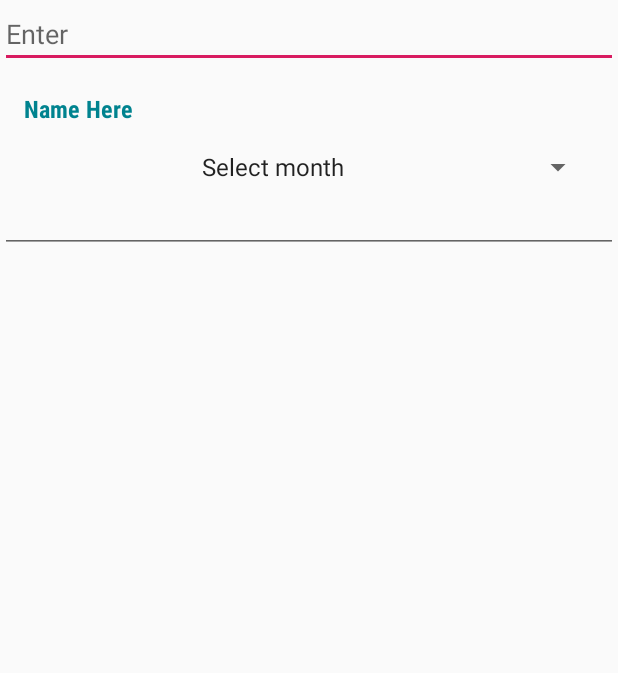
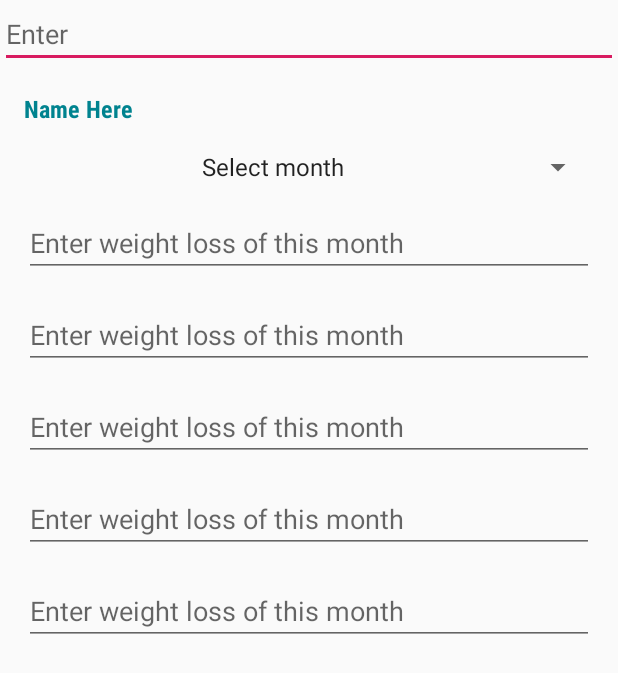
Before and after one commit to usman18/ProgressTracker, an Android app: the layout report_dialog.xml on its own in the app's theme, with its tools: preview values and no code run, on a phone screen of 412 x 824 dp. Shown: the top 673 px of the screen. Run offline under Robolectric (Android 15) with nearby library versions, the phone set to English and light mode, and no system bars; Roboto replaces fonts that are not available here.

Commit message:
-> UI of report dialog completed.

```diff
--- a/app/src/main/res/layout/report_dialog.xml
+++ b/app/src/main/res/layout/report_dialog.xml
@@ -34,8 +34,53 @@
 
 
     <EditText
+        android:id="@+id/etWeightLoss"
         android:layout_width="match_parent"
-        android:layout_height="wrap_content" />
+        android:layout_height="wrap_content"
+        android:layout_margin="16dp"
+        android:inputType="numberDecimal"
+        android:hint="@string/enter_weight_loss_of_this_month"
+        />
+
+    <EditText
+        android:id="@+id/etAvgWeightLoss"
+        android:layout_width="match_parent"
+        android:layout_height="wrap_content"
+        android:layout_marginStart="16dp"
+        android:layout_marginEnd="16dp"
+        android:inputType="numberDecimal"
+        android:hint="@string/enter_weight_loss_of_this_month"
+        />
+
+    <EditText
+        android:id="@+id/etCollection"
+        android:layout_width="match_parent"
+        android:layout_height="wrap_content"
+        android:layout_margin="16dp"
+        android:inputType="numberDecimal"
+        android:hint="@string/enter_weight_loss_of_this_month"
+        />
+
+    <EditText
+        android:id="@+id/etSuccessPercentage"
+        android:layout_width="match_parent"
+        android:layout_height="wrap_content"
+        android:layout_marginStart="16dp"
+        android:layout_marginEnd="16dp"
+        android:inputType="numberDecimal"
+        android:hint="@string/enter_weight_loss_of_this_month"
+        />
+
+    <EditText
+        android:id="@+id/etRank"
+        android:layout_width="match_parent"
+        android:layout_height="wrap_content"
+        android:layout_margin="16dp"
+        android:inputType="numberDecimal"
+        android:hint="@string/enter_weight_loss_of_this_month"
+        />
+
+
 
 
 
--- a/app/src/main/res/values/strings.xml
+++ b/app/src/main/res/values/strings.xml
@@ -11,6 +11,7 @@
     <string name="enter_member_s_name_here">Enter member\'s name</string>
     <string name="enter_member_s_employee_id">Enter member\'s employee id</string>
     <string name="enter_weight_loss_here">Enter weight loss here</string>
+    <string name="enter_weight_loss_of_this_month">Enter weight loss of this month</string>
 
     <string-array name="months">
         <item>Select month</item>
```
